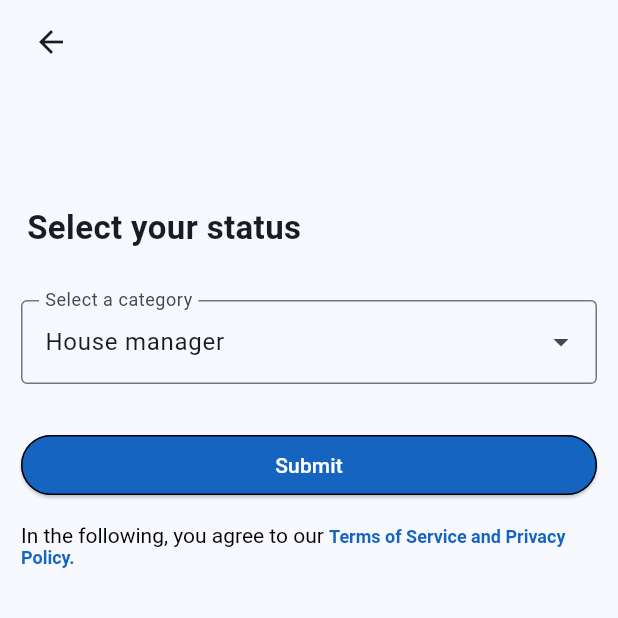
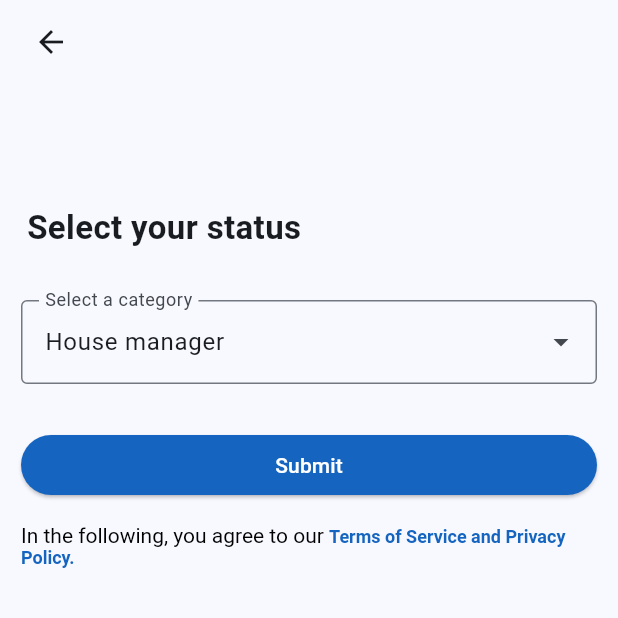
Before and after one commit to BohdanHorlach/ZNU-6.1211---Practice-from-IT-Dimension---Front-end-for-the-application, a Flutter app: the screen it shows after launch, after a tap on "Register", on a phone screen of 412 x 824 dp, the top half of it. Run offline on Flutter 3.47's test engine with Material 2 defaults, Android fonts, the light colour scheme and no system bars.

Commit message:
Add files via upload

```diff
--- a/lib/internal/application.dart
+++ b/lib/internal/application.dart
@@ -1,6 +1,8 @@
 // Import Flutter packages and loading screen
 import 'package:flutter/material.dart';
+import 'package:provider/provider.dart';
 import '../presentation/loading/loading.dart';
+import '../domain/user/user_data.dart';
 
 // Define MyApp class as a StatelessWidget
 class MyApp extends StatelessWidget {
@@ -10,8 +12,13 @@ class MyApp extends StatelessWidget {
   // Override the build method to construct the widget
   @override
   Widget build(BuildContext context) {
+    //State of user data stored using the "Provider" library
+    final UserData user = UserData();
+
     // Return a MaterialApp with theme settings and loading screen
-    return MaterialApp(
+    return ChangeNotifierProvider<UserData>(
+      create: (context) => user,
+      child: MaterialApp(
         // Set the title of the application
         title: 'Project',
         // Disable the debug banner on the top right corner
@@ -31,7 +38,6 @@ class MyApp extends StatelessWidget {
               // Set the background color of the buttons as dark blue
               backgroundColor: Colors.blue[800],
               foregroundColor: Colors.white,
-            side: const BorderSide(color: Colors.black),
             ),
           ),
           // Enable Material 3 design system
@@ -39,6 +45,7 @@ class MyApp extends StatelessWidget {
         ),
         // Set the home widget as loading screen
         home: const Loading(),
+      ),
     );
   }
 }
```
Lines whose indentation alone changed are shown as unchanged.
